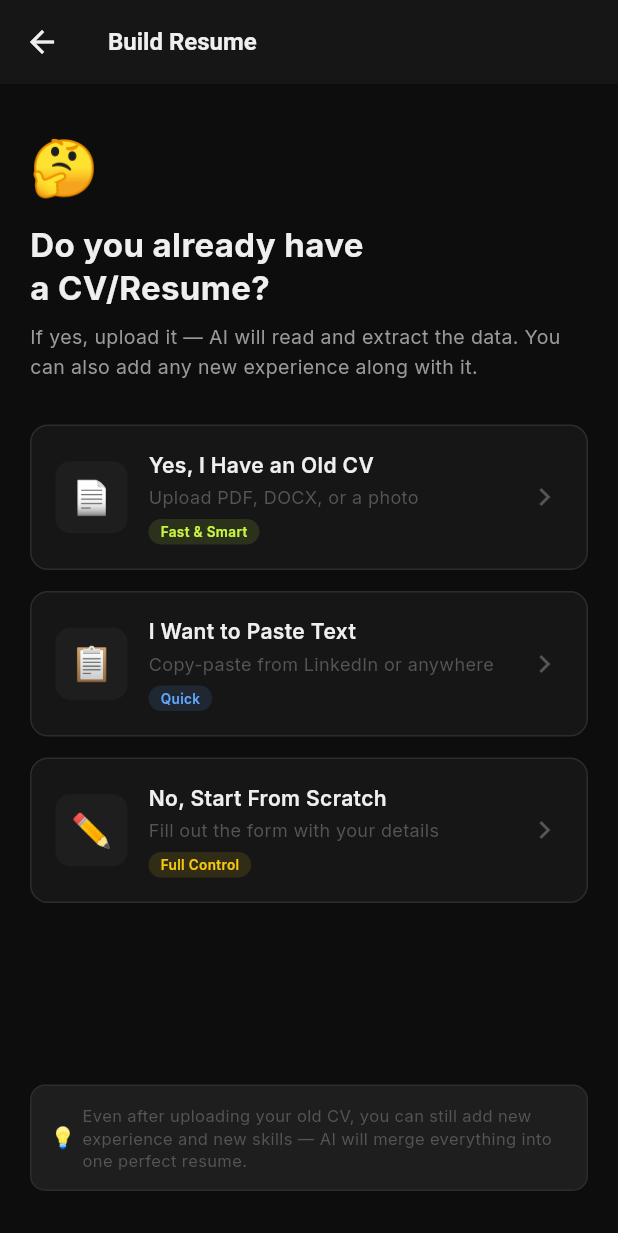
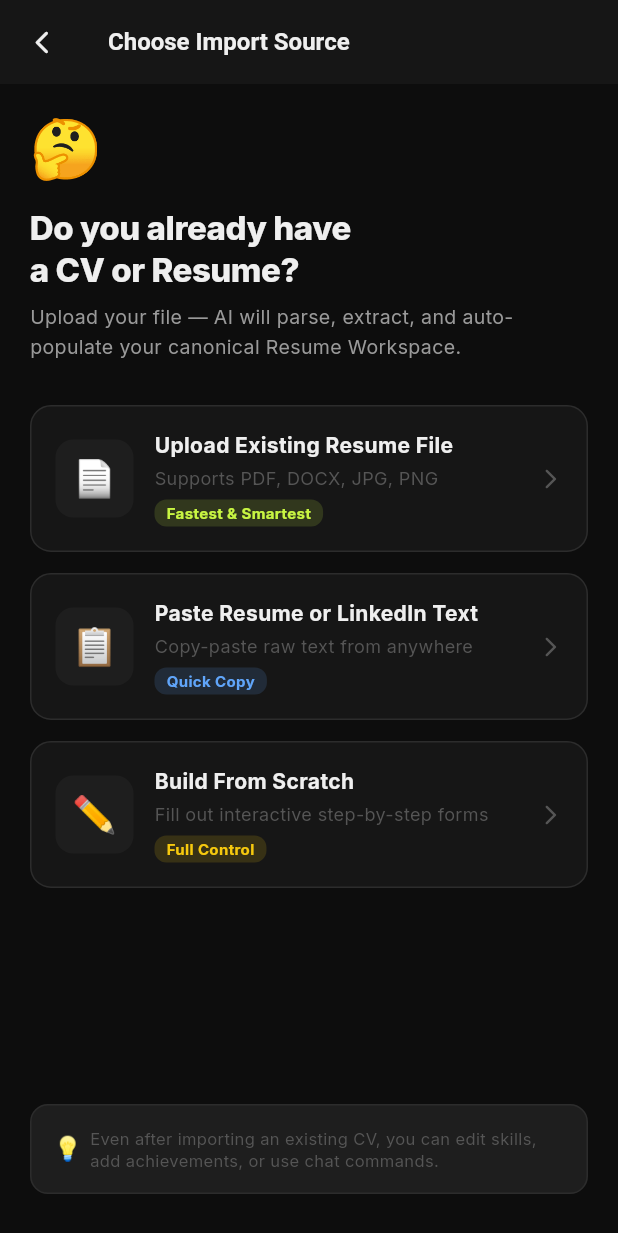
Before and after one commit to Gulabjamun99/resume_ai_pro-, a Flutter app: the CVSourceScreen screen opened directly, on a phone screen of 412 x 824 dp. Shown: the top 1233 px of the screen. Run offline on Flutter 3.47's test engine with Material 3 defaults, Android fonts, the phone set to English and light mode, and no system bars; drawn by our look-alikes of flutter_animate; our stand-ins replace file_picker, google_fonts, open_file, shared_preferences; accounts and stored records are empty; statements that could not run were skipped.

Commit message:
Android Polish: Enhanced CVSourceScreen with Material 3 InkWell ripple cards, entrance animations, and 52dp tap targets

```diff
--- a/lib/screens/cv_source_screen.dart
+++ b/lib/screens/cv_source_screen.dart
@@ -1,11 +1,10 @@
 // lib/screens/cv_source_screen.dart
 import 'package:flutter/material.dart';
+import 'package:flutter_animate/flutter_animate.dart';
 import '../theme.dart';
 import 'cv_upload_screen.dart';
 import 'form_screen.dart';
 
-/// Pehla screen jaha user decide karta hai:
-/// "Purana CV hai ya bilkul shuru se banana hai?"
 class CVSourceScreen extends StatelessWidget {
   final String jobDescription;
   const CVSourceScreen({super.key, this.jobDescription = ''});
@@ -15,76 +14,119 @@ class CVSourceScreen extends StatelessWidget {
   @override
   Widget build(BuildContext context) {
     return Scaffold(
-      appBar: AppBar(title: Text(_isJD ? 'Build Your Tailored Resume' : 'Build Resume')),
+      backgroundColor: AppColors.bg,
+      appBar: AppBar(
+        title: Text(
+          _isJD ? 'Build Your Tailored Resume' : 'Choose Import Source',
+          style: const TextStyle(fontSize: 16, fontWeight: FontWeight.w700),
+        ),
+        leading: IconButton(
+          icon: const Icon(Icons.arrow_back_ios_new_rounded, size: 18),
+          onPressed: () => Navigator.pop(context),
+        ),
+      ),
       body: SafeArea(
         child: Padding(
-          padding: const EdgeInsets.all(20),
+          padding: const EdgeInsets.symmetric(horizontal: 20, vertical: 16),
           child: Column(
             crossAxisAlignment: CrossAxisAlignment.start,
             children: [
-              const SizedBox(height: 10),
-              Text(_isJD ? '🎯' : '🤔', style: const TextStyle(fontSize: 36)),
+              Text(_isJD ? '🎯' : '🤔', style: const TextStyle(fontSize: 38))
+                  .animate()
+                  .scale(duration: 400.ms, curve: Curves.easeOutBack),
               const SizedBox(height: 12),
               Text(
-                _isJD ? 'Now, Tell Us About You' : 'Do you already have\na CV/Resume?',
-                style: const TextStyle(fontSize: 22, fontWeight: FontWeight.w700, color: AppColors.text, height: 1.3),
+                _isJD ? 'Tell Us About Your Background' : 'Do you already have\na CV or Resume?',
+                style: const TextStyle(
+                  fontSize: 22,
+                  fontWeight: FontWeight.w800,
+                  color: AppColors.text,
+                  height: 1.25,
+                  letterSpacing: -0.3,
                 ),
+              ).animate().fadeIn(delay: 100.ms, duration: 400.ms),
               const SizedBox(height: 8),
               Text(
                 _isJD
-                  ? 'Give us your CV or details — AI will tailor everything specifically to the job description you just pasted.'
-                  : 'If yes, upload it — AI will read and extract the data. You can also add any new experience along with it.',
+                    ? 'Upload your existing CV or paste text — AI will tailor every bullet specifically to your target Job Description.'
+                    : 'Upload your file — AI will parse, extract, and auto-populate your canonical Resume Workspace.',
                 style: const TextStyle(fontSize: 13, color: AppColors.text2, height: 1.5),
-              ),
+              ).animate().fadeIn(delay: 200.ms, duration: 400.ms),
               const SizedBox(height: 28),
 
               // Option 1 — Upload Old CV
               _OptionCard(
                 icon: '📄',
-                title: 'Yes, I Have an Old CV',
-                subtitle: 'Upload PDF, DOCX, or a photo',
-                badge: 'Fast & Smart',
+                title: 'Upload Existing Resume File',
+                subtitle: 'Supports PDF, DOCX, JPG, PNG',
+                badge: 'Fastest & Smartest',
                 badgeColor: AppColors.accent,
-                onTap: () => Navigator.push(context, MaterialPageRoute(builder: (_) => CVUploadScreen(jobDescription: jobDescription))),
+                onTap: () => Navigator.push(
+                  context,
+                  MaterialPageRoute(
+                    builder: (_) => CVUploadScreen(jobDescription: jobDescription),
                   ),
+                ),
+              ).animate().fadeIn(delay: 300.ms, duration: 450.ms).slideY(begin: 0.1, end: 0),
               const SizedBox(height: 14),
 
               // Option 2 — Paste old details as text
               _OptionCard(
                 icon: '📋',
-                title: 'I Want to Paste Text',
-                subtitle: 'Copy-paste from LinkedIn or anywhere',
-                badge: 'Quick',
+                title: 'Paste Resume or LinkedIn Text',
+                subtitle: 'Copy-paste raw text from anywhere',
+                badge: 'Quick Copy',
                 badgeColor: AppColors.blue,
-                onTap: () => Navigator.push(context, MaterialPageRoute(builder: (_) => CVUploadScreen(startInPasteMode: true, jobDescription: jobDescription))),
+                onTap: () => Navigator.push(
+                  context,
+                  MaterialPageRoute(
+                    builder: (_) => CVUploadScreen(
+                      startInPasteMode: true,
+                      jobDescription: jobDescription,
                     ),
+                  ),
+                ),
+              ).animate().fadeIn(delay: 400.ms, duration: 450.ms).slideY(begin: 0.1, end: 0),
               const SizedBox(height: 14),
 
               // Option 3 — Start fresh
               _OptionCard(
                 icon: '✏️',
-                title: 'No, Start From Scratch',
-                subtitle: 'Fill out the form with your details',
+                title: 'Build From Scratch',
+                subtitle: 'Fill out interactive step-by-step forms',
                 badge: 'Full Control',
                 badgeColor: AppColors.gold,
-                onTap: () => Navigator.push(context, MaterialPageRoute(builder: (_) => FormScreen(jobDescription: jobDescription))),
+                onTap: () => Navigator.push(
+                  context,
+                  MaterialPageRoute(
+                    builder: (_) => FormScreen(jobDescription: jobDescription),
                   ),
+                ),
+              ).animate().fadeIn(delay: 500.ms, duration: 450.ms).slideY(begin: 0.1, end: 0),
 
               const Spacer(),
               Container(
-                padding: const EdgeInsets.all(12),
-                decoration: BoxDecoration(color: AppColors.bg3, borderRadius: BorderRadius.circular(10), border: Border.all(color: AppColors.border)),
-                child: Row(children: [
-                  const Text('💡 ', style: TextStyle(fontSize: 14)),
-                  Expanded(child: Text(
+                padding: const EdgeInsets.all(14),
+                decoration: BoxDecoration(
+                  color: AppColors.bg3,
+                  borderRadius: BorderRadius.circular(12),
+                  border: Border.all(color: AppColors.border),
+                ),
+                child: Row(
+                  children: [
+                    const Text('💡 ', style: TextStyle(fontSize: 16)),
+                    Expanded(
+                      child: Text(
                         _isJD
-                      ? 'AI will reorder your skills, rewrite bullets, and tailor your summary to match this specific job — no fake experience, just better framing of your real background.'
-                      : 'Even after uploading your old CV, you can still add new experience and new skills — AI will merge everything into one perfect resume.',
+                            ? 'AI reorders skills, refines experience bullets, and aligns keywords with historical accuracy preserved.'
+                            : 'Even after importing an existing CV, you can edit skills, add achievements, or use chat commands.',
                         style: const TextStyle(fontSize: 11, color: AppColors.text3, height: 1.4),
-                  )),
-                ]),
                       ),
-              const SizedBox(height: 10),
+                    ),
+                  ],
+                ),
+              ).animate().fadeIn(delay: 600.ms, duration: 500.ms),
+              const SizedBox(height: 12),
             ],
           ),
         ),
@@ -98,46 +140,80 @@ class _OptionCard extends StatelessWidget {
   final Color badgeColor;
   final VoidCallback onTap;
   const _OptionCard({
-    required this.icon, required this.title, required this.subtitle,
-    required this.badge, required this.badgeColor, required this.onTap,
+    required this.icon,
+    required this.title,
+    required this.subtitle,
+    required this.badge,
+    required this.badgeColor,
+    required this.onTap,
   });
 
   @override
   Widget build(BuildContext context) {
-    return GestureDetector(
+    return Material(
+      color: Colors.transparent,
+      child: InkWell(
         onTap: onTap,
+        borderRadius: BorderRadius.circular(14),
         child: Container(
           padding: const EdgeInsets.all(16),
           decoration: BoxDecoration(
             color: AppColors.bg2,
             border: Border.all(color: AppColors.border),
+            borderRadius: BorderRadius.circular(14),
+          ),
+          child: Row(
+            children: [
+              Container(
+                width: 52,
+                height: 52,
+                decoration: BoxDecoration(
+                  color: AppColors.bg3,
                   borderRadius: BorderRadius.circular(12),
                 ),
-        child: Row(children: [
-          Container(
-            width: 48, height: 48,
-            decoration: BoxDecoration(color: AppColors.bg3, borderRadius: BorderRadius.circular(10)),
-            child: Center(child: Text(icon, style: const TextStyle(fontSize: 22))),
+                child: Center(child: Text(icon, style: const TextStyle(fontSize: 24))),
               ),
               const SizedBox(width: 14),
-          Expanded(child: Column(
+              Expanded(
+                child: Column(
                   crossAxisAlignment: CrossAxisAlignment.start,
                   children: [
-              Row(children: [
-                Expanded(child: Text(title, style: const TextStyle(fontSize: 14, fontWeight: FontWeight.w600, color: AppColors.text))),
-              ]),
+                    Text(
+                      title,
+                      style: const TextStyle(
+                        fontSize: 14,
+                        fontWeight: FontWeight.w700,
+                        color: AppColors.text,
+                      ),
+                    ),
                     const SizedBox(height: 3),
-              Text(subtitle, style: const TextStyle(fontSize: 12, color: AppColors.text3)),
+                    Text(
+                      subtitle,
+                      style: const TextStyle(fontSize: 12, color: AppColors.text3),
+                    ),
                     const SizedBox(height: 6),
                     Container(
                       padding: const EdgeInsets.symmetric(horizontal: 8, vertical: 2),
-                decoration: BoxDecoration(color: badgeColor.withOpacity(0.12), borderRadius: BorderRadius.circular(10)),
-                child: Text(badge, style: TextStyle(fontSize: 9, fontWeight: FontWeight.w600, color: badgeColor)),
+                      decoration: BoxDecoration(
+                        color: badgeColor.withOpacity(0.15),
+                        borderRadius: BorderRadius.circular(8),
+                      ),
+                      child: Text(
+                        badge,
+                        style: TextStyle(
+                          fontSize: 10,
+                          fontWeight: FontWeight.w700,
+                          color: badgeColor,
+                        ),
+                      ),
                     ),
                   ],
-          )),
-          const Icon(Icons.chevron_right, color: AppColors.text3),
-        ]),
+                ),
+              ),
+              const Icon(Icons.arrow_forward_ios_rounded, color: AppColors.text3, size: 16),
+            ],
+          ),
+        ),
       ),
     );
   }
```
Lines whose indentation alone changed are shown as unchanged.
